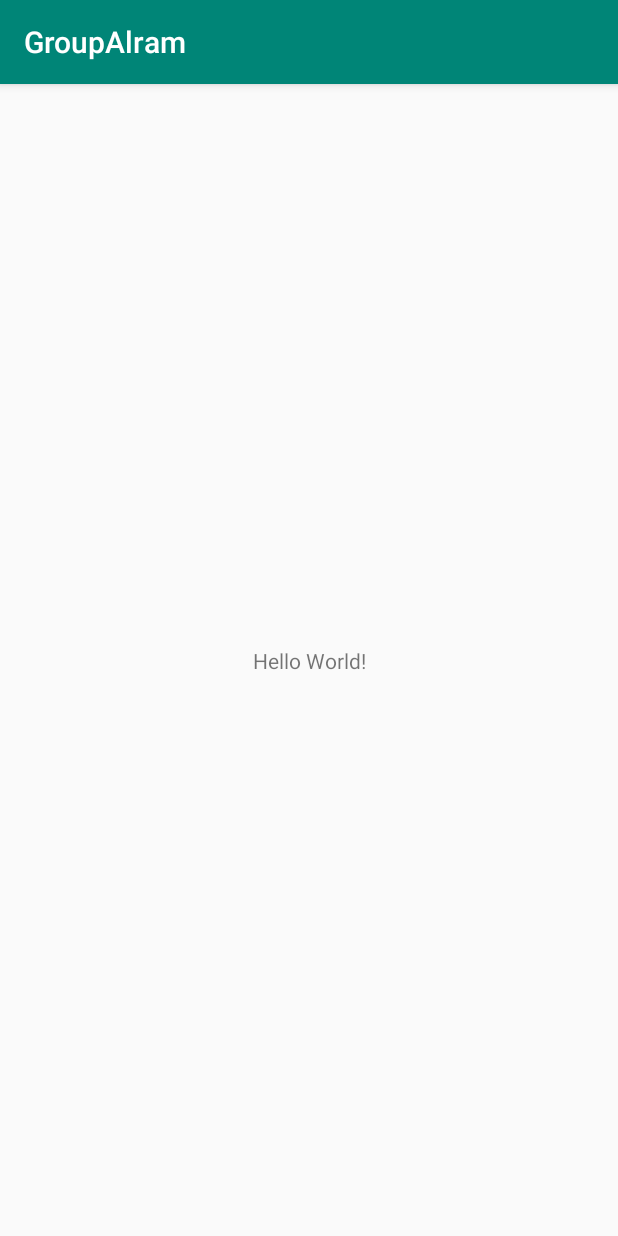
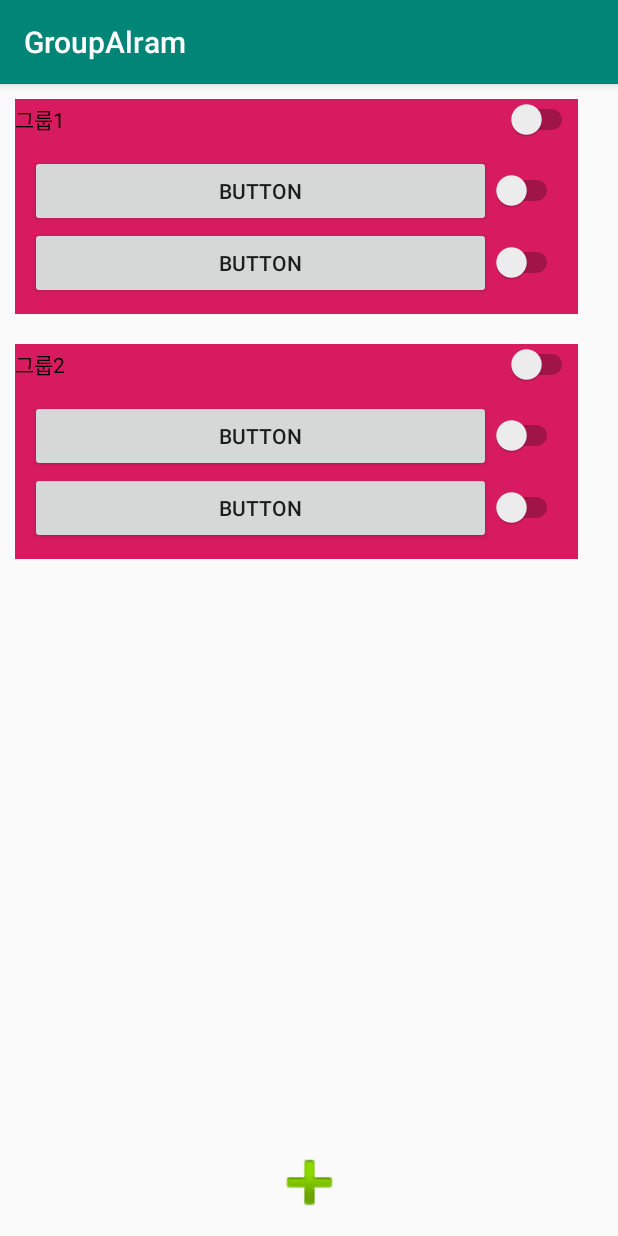
Before and after one commit to HyunQQ/android_alram_dev, an Android app: the screen it shows after launch (MainActivity), on a phone screen of 412 x 824 dp. Run offline under Robolectric (Android 15) with nearby library versions, the phone set to English and light mode, and no system bars.

Commit message:
main design

```diff
--- a/app/src/main/java/com/example/groupalram/MainActivity.java
+++ b/app/src/main/java/com/example/groupalram/MainActivity.java
@@ -1,7 +1,10 @@
 package com.example.groupalram;
 
+import android.content.Intent;
 import android.support.v7.app.AppCompatActivity;
 import android.os.Bundle;
+import android.util.Log;
+import android.view.View;
 
 public class MainActivity extends AppCompatActivity {
 
@@ -10,4 +13,10 @@ public class MainActivity extends AppCompatActivity {
         super.onCreate(savedInstanceState);
         setContentView(R.layout.activity_main);
     }
+
+    public void onBtnAddAlranClick(View v){
+        Log.d("btn", "알람 추가창으로 이동");
+        //Intent intent = new Intent(this, AlramSetActivity.class);
+        //startActivity(intent);
+    }
 }
--- a/app/src/main/res/layout/activity_main.xml
+++ b/app/src/main/res/layout/activity_main.xml
@@ -6,13 +6,146 @@
     android:layout_height="match_parent"
     tools:context=".MainActivity">
 
-    <TextView
-        android:layout_width="wrap_content"
-        android:layout_height="wrap_content"
-        android:text="Hello World!"
+    <Button
+        android:id="@+id/btn_add_alram"
+        android:layout_width="55dp"
+        android:layout_height="55dp"
+        android:layout_marginStart="8dp"
+        android:layout_marginLeft="8dp"
+        android:layout_marginEnd="8dp"
+        android:layout_marginRight="8dp"
+        android:layout_marginBottom="8dp"
+        android:background="@android:drawable/ic_input_add"
+        android:onClick="onBtnAddAlranClick"
         app:layout_constraintBottom_toBottomOf="parent"
-        app:layout_constraintLeft_toLeftOf="parent"
-        app:layout_constraintRight_toRightOf="parent"
-        app:layout_constraintTop_toTopOf="parent" />
+        app:layout_constraintEnd_toEndOf="parent"
+        app:layout_constraintStart_toStartOf="parent" />
+
+    <LinearLayout
+        android:layout_width="395dp"
+        android:layout_height="653dp"
+        android:orientation="vertical"
+        tools:layout_editor_absoluteX="8dp"
+        tools:layout_editor_absoluteY="8dp">
+
+        <LinearLayout
+            android:layout_width="match_parent"
+            android:layout_height="wrap_content"
+            android:layout_margin="10dp"
+            android:background="@color/colorAccent"
+            android:orientation="vertical">
+
+            <Switch
+                android:id="@+id/switch5"
+                android:layout_width="match_parent"
+                android:layout_height="wrap_content"
+                android:text="그룹1" />
+
+            <LinearLayout
+                android:layout_width="match_parent"
+                android:layout_height="wrap_content"
+                android:layout_margin="10dp"
+                android:orientation="vertical">
+
+                <LinearLayout
+                    android:layout_width="match_parent"
+                    android:layout_height="wrap_content"
+                    android:orientation="horizontal">
+
+                    <Button
+                        android:id="@+id/button4"
+                        android:layout_width="wrap_content"
+                        android:layout_height="wrap_content"
+                        android:layout_weight="1"
+                        android:text="Button" />
+
+                    <Switch
+                        android:id="@+id/switch8"
+                        android:layout_width="wrap_content"
+                        android:layout_height="wrap_content" />
+                </LinearLayout>
+
+                <LinearLayout
+                    android:layout_width="match_parent"
+                    android:layout_height="wrap_content"
+                    android:orientation="horizontal">
+
+                    <Button
+                        android:id="@+id/button4"
+                        android:layout_width="wrap_content"
+                        android:layout_height="wrap_content"
+                        android:layout_weight="1"
+                        android:text="Button" />
+
+                    <Switch
+                        android:id="@+id/switch8"
+                        android:layout_width="wrap_content"
+                        android:layout_height="wrap_content" />
+                </LinearLayout>
+
+            </LinearLayout>
+
+        </LinearLayout>
+
+        <LinearLayout
+            android:layout_width="match_parent"
+            android:layout_height="wrap_content"
+            android:layout_margin="10dp"
+            android:background="@color/colorAccent"
+            android:orientation="vertical">
+
+            <Switch
+                android:id="@+id/switch5"
+                android:layout_width="match_parent"
+                android:layout_height="wrap_content"
+                android:text="그룹2" />
+
+            <LinearLayout
+                android:layout_width="match_parent"
+                android:layout_height="wrap_content"
+                android:layout_margin="10dp"
+                android:orientation="vertical">
+
+                <LinearLayout
+                    android:layout_width="match_parent"
+                    android:layout_height="wrap_content"
+                    android:orientation="horizontal">
+
+                    <Button
+                        android:id="@+id/button4"
+                        android:layout_width="wrap_content"
+                        android:layout_height="wrap_content"
+                        android:layout_weight="1"
+                        android:text="Button" />
+
+                    <Switch
+                        android:id="@+id/switch8"
+                        android:layout_width="wrap_content"
+                        android:layout_height="wrap_content" />
+                </LinearLayout>
+
+                <LinearLayout
+                    android:layout_width="match_parent"
+                    android:layout_height="wrap_content"
+                    android:orientation="horizontal">
+
+                    <Button
+                        android:id="@+id/button4"
+                        android:layout_width="wrap_content"
+                        android:layout_height="wrap_content"
+                        android:layout_weight="1"
+                        android:text="Button" />
+
+                    <Switch
+                        android:id="@+id/switch8"
+                        android:layout_width="wrap_content"
+                        android:layout_height="wrap_content" />
+                </LinearLayout>
+
+            </LinearLayout>
+
+        </LinearLayout>
+    </LinearLayout>
+
 
 </android.support.constraint.ConstraintLayout>
```
